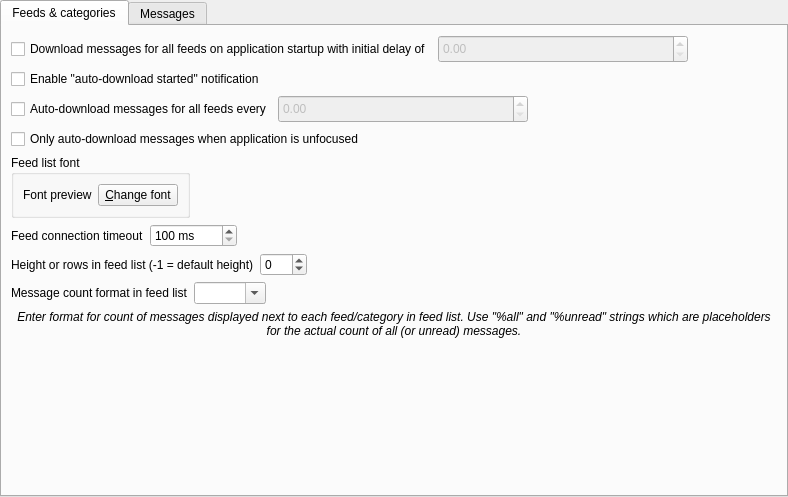
This is src/librssguard/gui/settings/settingsfeedsmessages.ui in martinrotter/rssguard as Qt 5 draws it before an edit. The edited form follows.
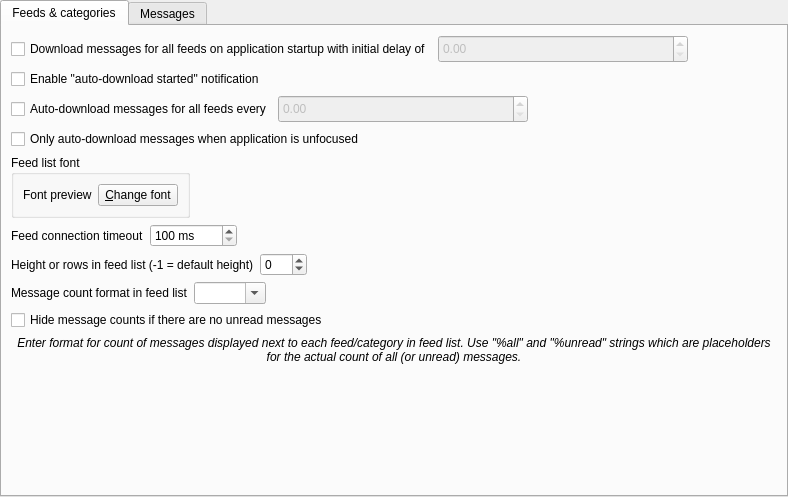
This is the edited form. Custom widgets are drawn as their Qt base class.

```diff
--- a/src/librssguard/gui/settings/settingsfeedsmessages.ui
+++ b/src/librssguard/gui/settings/settingsfeedsmessages.ui
@@ -70,13 +70,6 @@
          </property>
         </widget>
        </item>
-       <item row="3" column="0">
-        <widget class="QCheckBox" name="m_checkAutoUpdateOnlyUnfocused">
-         <property name="text">
-          <string>Only auto-download messages when application is unfocused</string>
-         </property>
-        </widget>
-       </item>
        <item row="4" column="0">
         <widget class="QGroupBox" name="groupBox_6">
          <property name="title">
@@ -214,7 +207,7 @@
          </item>
         </layout>
        </item>
-       <item row="8" column="0" colspan="2">
+       <item row="9" column="0" colspan="2">
         <widget class="QLabel" name="label_9">
          <property name="font">
           <font>
@@ -232,7 +225,7 @@
          </property>
         </widget>
        </item>
-       <item row="9" column="0" colspan="2">
+       <item row="10" column="0" colspan="2">
         <spacer name="verticalSpacer">
          <property name="orientation">
           <enum>Qt::Vertical</enum>
@@ -245,6 +238,20 @@
          </property>
         </spacer>
        </item>
+       <item row="8" column="0" colspan="2">
+        <widget class="QCheckBox" name="m_cbHideCountsIfNoUnread">
+         <property name="text">
+          <string>Hide message counts if there are no unread messages</string>
+         </property>
+        </widget>
+       </item>
+       <item row="3" column="0" colspan="2">
+        <widget class="QCheckBox" name="m_checkAutoUpdateOnlyUnfocused">
+         <property name="text">
+          <string>Only auto-download messages when application is unfocused</string>
+         </property>
+        </widget>
+       </item>
       </layout>
      </widget>
      <widget class="QWidget" name="m_tabMessages">
```
Left out of the diff: 1 changed line with no effect on the pictures.
